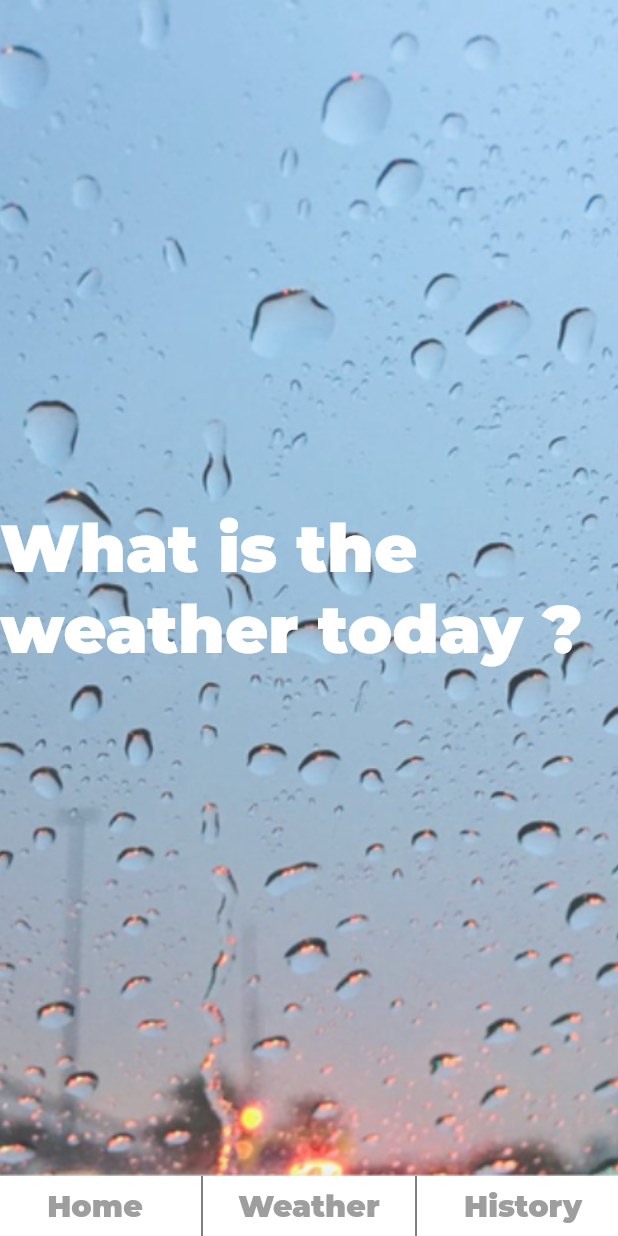
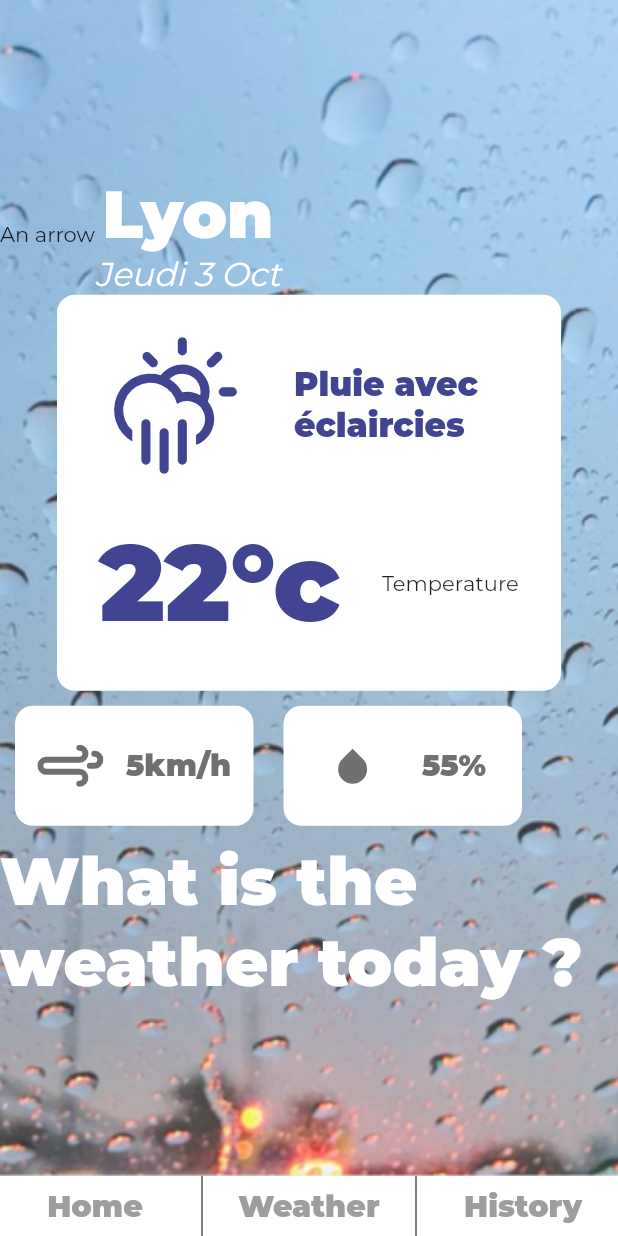
Before and after one commit to nperret/forecast, a Flutter app: the Forecast screen opened by its route, on a phone screen of 412 x 824 dp. Run offline on Flutter 3.47's test engine with Material 2 defaults, Android fonts, the phone set to English and light mode, and no system bars; our stand-ins replace flutter_svg.

Commit message:
Forecast Screen

```diff
--- a/lib/screen/Forecast.dart
+++ b/lib/screen/Forecast.dart
@@ -1,5 +1,8 @@
 import 'package:cpro_forecast/widget/BottomForecastBar.dart';
+import 'package:cpro_forecast/widget/InformationBloc.dart';
+import 'package:flutter/cupertino.dart';
 import 'package:flutter/material.dart';
+import 'package:flutter_svg/flutter_svg.dart';
 
 class Forecast extends StatelessWidget {
 
@@ -18,6 +21,88 @@ class Forecast extends StatelessWidget {
               child : Column(
                 mainAxisAlignment: MainAxisAlignment.center,
                 children: <Widget>[
+                  Container(
+                    child: Row(
+                      children:<Widget>[
+                      Text('An arrow'),
+                      Column(
+                          children: <Widget>[
+                            Text('Lyon',
+                                style: TextStyle(
+                                    fontSize: 44,
+                                    color: Colors.white,
+                                    fontWeight: FontWeight.bold
+                                )),
+                            Text('Jeudi 3 Oct',
+                                style: TextStyle(
+                                    fontSize: 22,
+                                    fontStyle: FontStyle.italic,
+                                    color: Colors.white
+                                ))
+                          ]
+                      )
+                      ],
+                    ),
+                  ),
+                  Container(
+                    height: 264,
+                    width: 336,
+                    decoration: new BoxDecoration(
+                      borderRadius: new BorderRadius.all(new Radius.circular(12)),
+                      color: Colors.white,
+                    ),
+                    child: Center(
+                      child: Column(
+                        mainAxisAlignment: MainAxisAlignment.spaceEvenly,
+                        children: <Widget>[
+                          Row(
+                            mainAxisAlignment: MainAxisAlignment.spaceEvenly,
+                            children: <Widget>[
+                              SvgPicture.asset(
+                                'assets/Cloud-Rain-Sun.svg',
+                                color: const Color.fromRGBO(64, 68, 145, 1),
+                                height: 91,
+                                width: 82,),
+                              Container(
+                                width: 140,
+                                child: Text(
+                                    'Pluie avec éclaircies',
+                                    style: TextStyle(
+                                        color: Color.fromRGBO(64, 68, 145, 1),
+                                        fontSize: 22,
+                                        fontWeight: FontWeight.w800
+                                    )
+                                )
+                              ),
+
+                            ],
+                          ),
+                          Row(
+                            mainAxisAlignment: MainAxisAlignment.spaceEvenly,
+
+                            children: <Widget>[
+                              Text(
+                                '22°c',
+                                style: TextStyle(
+                                  fontSize: 72,
+                                  fontWeight: FontWeight.w900,
+                                  color: Color.fromRGBO(64, 68, 145, 1),
+                                )
+                              ),
+                              Text('Temperature')
+                            ],
+                          )
+                        ],
+                      )
+                    )
+                  ),
+                  Row(
+                    children: <Widget>[
+                      InformationBloc(logo: 'assets/Wind.svg', content: '5km/h'),
+                      InformationBloc(logo: 'assets/Cloud-Rain-Sun-Alt.svg', content: '55%')
+
+                    ],
+                  ),
                   Text(
                     "What is the weather today ? ",
                     style: TextStyle(
--- a/lib/widget/HomeButton.dart
+++ b/lib/widget/HomeButton.dart
@@ -26,7 +26,7 @@ class HomeButton extends StatelessWidget {
 
         ),
         child: Column(
-          mainAxisAlignment: MainAxisAlignment.center,
+          mainAxisAlignment: MainAxisAlignment.spaceEvenly,
           children: <Widget>[
             SvgPicture.asset(
               this.pictureUrl,
--- /dev/null
+++ b/lib/widget/InformationBloc.dart
@@ -0,0 +1,48 @@
+import 'package:flutter/material.dart';
+import 'package:flutter_svg/flutter_svg.dart';
+
+
+class InformationBloc extends StatelessWidget {
+
+  InformationBloc({Key key, this.logo, this.content}) : super(key: key);
+
+  final String logo;
+  final String content;
+
+
+  // This widget is the root of your application.
+  @override
+  Widget build(BuildContext context) {
+    return Container(
+          width: 159,
+          height: 80,
+          margin: const EdgeInsets.all(10.0),
+          decoration: new BoxDecoration(
+            borderRadius: new BorderRadius.all(new Radius.circular(12)),
+            color: Colors.white,
+
+          ),
+          child: Row(
+            mainAxisAlignment: MainAxisAlignment.spaceEvenly,
+            children: <Widget>[
+              SvgPicture.asset(
+                this.logo,
+                color: const Color.fromRGBO(112, 112, 112, 1),
+                height: 28,
+                width: 44,),
+              Text(
+                  this.content,
+                  style: TextStyle(
+                    color: const Color.fromRGBO(112, 112, 112, 1),
+                    fontSize: 20,
+                    fontWeight: FontWeight.bold,
+                  )
+              ),
+
+            ],
+
+          )
+
+      );
+  }
+}
```
Also changed, not shown: assets/Cloud-Rain-Sun-Alt.svg (added), assets/Cloud-Rain-Sun.svg (added), assets/Wind.svg (added).
